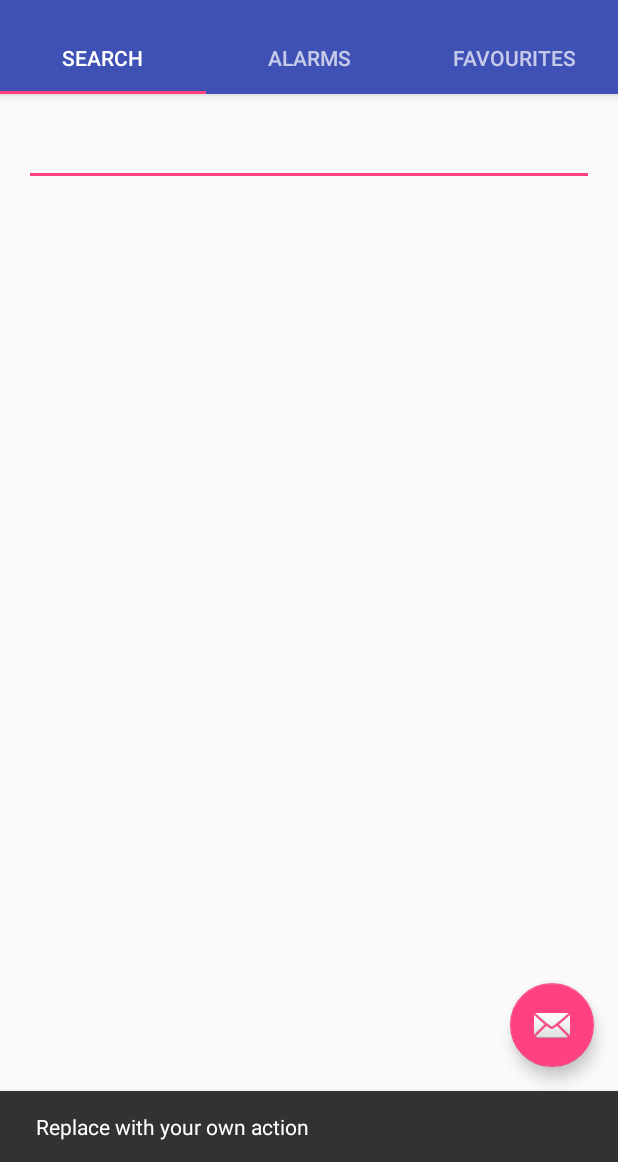
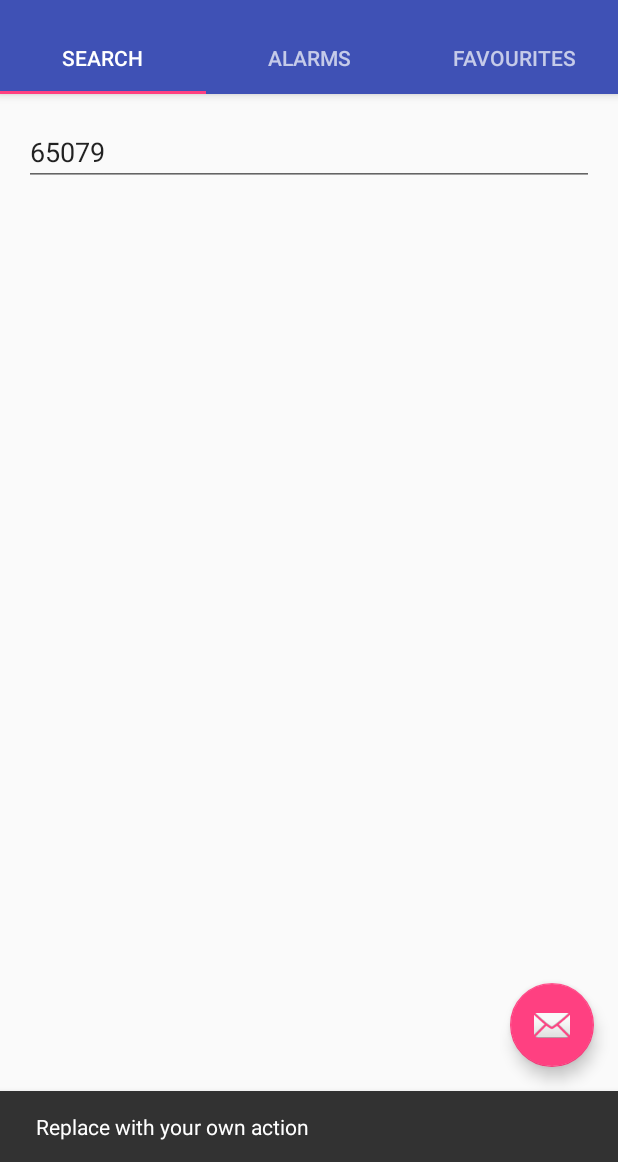
Before and after one commit to mdh3rman/bus-alarm-app, an Android app: the screen it shows after launch (MainActivity), after a tap on an icon or button, on a phone screen of 412 x 824 dp, the part 74-1236 px from its top. Run offline under Robolectric (Android 15) with nearby library versions, the phone set to English and light mode, and no system bars; our stand-ins replace Volley; 3 statements that could not run were skipped.

Commit message:
new fragment for Search

```diff
--- a/app/src/main/java/com/example/h3rman/busappalarm/MainActivity.java
+++ b/app/src/main/java/com/example/h3rman/busappalarm/MainActivity.java
@@ -48,7 +48,6 @@ public class MainActivity extends AppCompatActivity {
      * {@link android.support.v4.app.FragmentStatePagerAdapter}.
      */
     private SectionsPagerAdapter mSectionsPagerAdapter;
-
     /**
      * The {@link ViewPager} that will host the section contents.
      */
@@ -106,72 +105,41 @@ public class MainActivity extends AppCompatActivity {
         return super.onOptionsItemSelected(item);
     }
 
-    /**
-     * A placeholder fragment containing a simple view.
-     */
-    public static class PlaceholderFragment extends ListFragment {
-        /**
-         * The fragment argument representing the section number for this
-         * fragment.
-         */
+    public static class SearchFragment extends ListFragment {
         private ProgressDialog pDialog;
         private static String SearchBusId;
         private static String url = "http://busalarm-h3rmanapp.rhcloud.com/";
         //"http://api.androidhive.info/contacts/";
-                //"http://datamall2.mytransport.sg/ltaodataservice/BusArrival";
-        private static final String ARG_SECTION_NUMBER = "section_number";
+        //"http://datamall2.mytransport.sg/ltaodataservice/BusArrival";
+
 
         // Services JSONArray
         JSONArray services = null;
 
         // JSON Node names
-        private static final String TAG_SERVICES = "services";
-        private static final String TAG_SERVICE_NO = "no";
-        private static final String TAG_STATUS = "status";
-        private static final String TAG_NEXT_BUS = "next";
-        private static final String TAG_NEXT_BUS_ESTIMATED_ARRIVAL = "time";
-        private static final String TAG_NEXT_BUS_DURATION = "duration_ms";
-        private static final String TAG_NEXT_BUS_LOAD = "load";
+        private static String TAG_SERVICES = "services";
+        private static String TAG_SERVICE_NO = "no";
+        private static String TAG_STATUS = "status";
+        private static String TAG_NEXT_BUS = "next";
+        private static String TAG_NEXT_BUS_ESTIMATED_ARRIVAL = "time";
+        private static String TAG_NEXT_BUS_DURATION = "duration_ms";
+        private static String TAG_NEXT_BUS_LOAD = "load";
 
         // Hashmap for ListView
         ArrayList<HashMap<String,String>> serviceList;
-
-        public PlaceholderFragment() {
-        }
-
-        /**
-         * Returns a new instance of this fragment for the given section
-         * number.
-         */
-        public static PlaceholderFragment newInstance(int sectionNumber) {
-            PlaceholderFragment fragment = new PlaceholderFragment();
-            Bundle args = new Bundle();
-            args.putInt(ARG_SECTION_NUMBER, sectionNumber);
-            fragment.setArguments(args);
-            return fragment;
-        }
-
         @Override
         public View onCreateView(LayoutInflater inflater, ViewGroup container,
                                  Bundle savedInstanceState) {
-            View rootView = inflater.inflate(R.layout.fragment_main, container, false);
-
-            //if(getArguments().getInt(ARG_SECTION_NUMBER) == 1){
-
-            //}
-            //TextView textView = (TextView) rootView.findViewById(R.id.section_label);
-            //textView.setText(getString(R.string.section_format, getArguments().getInt(ARG_SECTION_NUMBER)));
-
+            View rootView = inflater.inflate(R.layout.search_fragment, container, false);
             return rootView;
         }
-
         @Override
         public void onViewCreated (View view, Bundle savedInstanceState){
             serviceList = new ArrayList<HashMap<String, String>>();
             ListView lv = getListView();
 
             // your text box
-            final EditText textBusId = (EditText) getActivity().findViewById(R.id.busId);
+            final EditText textBusId = (EditText) getActivity().findViewById(R.id.txtBusId);
 
             textBusId.setOnEditorActionListener(new EditText.OnEditorActionListener() {
                 @Override
@@ -200,6 +168,7 @@ public class MainActivity extends AppCompatActivity {
                 pDialog.setMessage("Please wait...");
                 pDialog.setCancelable(false);
                 pDialog.show();
+                serviceList.clear();
 
             }
 
@@ -288,6 +257,7 @@ public class MainActivity extends AppCompatActivity {
                                 }
                             }
                             catch (NumberFormatException ex) {
+                                nextBusDuration = "No Service";
                                 ex.printStackTrace();
                             }
                             //String office = phone.getString(TAG_PHONE_OFFICE);
@@ -328,10 +298,46 @@ public class MainActivity extends AppCompatActivity {
                         getActivity(), serviceList,
                         R.layout.list_item, new String[] { TAG_SERVICE_NO, TAG_NEXT_BUS_LOAD,
                         TAG_NEXT_BUS_DURATION }, new int[] { R.id.serviceno,
-                        R.id.load, R.id.eta });
+                        R.id.next_load, R.id.next_eta });
 
                 setListAdapter(adapter);
             }
+        }
+
+    }
+
+    /**
+     * A placeholder fragment containing a simple view.
+     */
+    public static class PlaceholderFragment extends Fragment {
+        /**
+         * The fragment argument representing the section number for this
+         * fragment.
+         */
+        private static final String ARG_SECTION_NUMBER = "section_number";
+        public PlaceholderFragment() {
+        }
+        /**
+         * Returns a new instance of this fragment for the given section
+         * number.
+         */
+        public static PlaceholderFragment newInstance(int sectionNumber) {
+            PlaceholderFragment fragment = new PlaceholderFragment();
+            Bundle args = new Bundle();
+            args.putInt(ARG_SECTION_NUMBER, sectionNumber);
+            fragment.setArguments(args);
+            return fragment;
+        }
+
+        @Override
+        public View onCreateView(LayoutInflater inflater, ViewGroup container,
+                                 Bundle savedInstanceState) {
+            View rootView = inflater.inflate(R.layout.fragment_main, container, false);
+
+            TextView textView = (TextView) rootView.findViewById(R.id.section_label);
+            textView.setText(getString(R.string.section_format, getArguments().getInt(ARG_SECTION_NUMBER)));
+
+            return rootView;
         }
     }
 
@@ -349,7 +355,15 @@ public class MainActivity extends AppCompatActivity {
         public Fragment getItem(int position) {
             // getItem is called to instantiate the fragment for the given page.
             // Return a PlaceholderFragment (defined as a static inner class below).
-            return PlaceholderFragment.newInstance(position + 1);
+            switch (position) {
+                case 0:
+                    return new SearchFragment();
+                case 1:
+                    return PlaceholderFragment.newInstance(position + 1);
+                case 2:
+                    return PlaceholderFragment.newInstance(position + 1);
+            }
+            return null;
         }
 
         @Override
--- a/app/src/main/res/layout/fragment_main.xml
+++ b/app/src/main/res/layout/search_fragment.xml
@@ -1,30 +1,26 @@
+<?xml version="1.0" encoding="utf-8"?>
 <RelativeLayout xmlns:android="http://schemas.android.com/apk/res/android"
-    xmlns:tools="http://schemas.android.com/tools"
     android:layout_width="match_parent"
     android:layout_height="match_parent"
+    xmlns:tools="http://schemas.android.com/tools"
     android:paddingBottom="@dimen/activity_vertical_margin"
     android:paddingLeft="@dimen/activity_horizontal_margin"
     android:paddingRight="@dimen/activity_horizontal_margin"
     android:paddingTop="@dimen/activity_vertical_margin"
     tools:context="com.example.h3rman.busappalarm.MainActivity$PlaceholderFragment">
 
-    <!--<TextView
-        android:id="@+id/section_label"
-        android:layout_width="wrap_content"
-        android:layout_height="wrap_content" />-->
-
-        <EditText
-            android:layout_width="match_parent"
-            android:layout_height="wrap_content"
-            android:id="@+id/busId"
-            android:inputType="text"
-            android:imeOptions="actionDone"/>
+    <EditText
+        android:layout_width="match_parent"
+        android:layout_height="wrap_content"
+        android:id="@+id/txtBusId"
+        android:text="65079"
+        android:inputType="text"
+        android:imeOptions="actionDone"/>
 
     <ListView
         android:id="@android:id/list"
-        android:layout_below="@id/busId"
+        android:layout_below="@id/txtBusId"
         android:layout_width="match_parent"
         android:layout_height="wrap_content"/>
 
-
 </RelativeLayout>
```
Also changed, not shown: app/src/main/res/layout/list_item.xml (+29 -25 lines).
